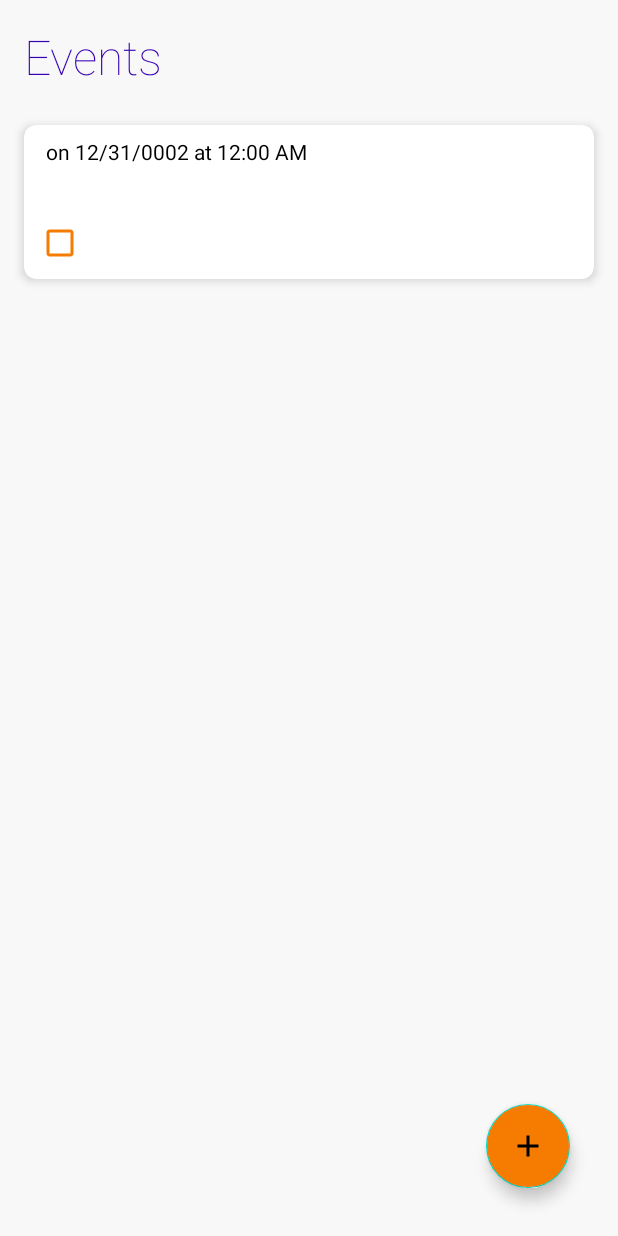
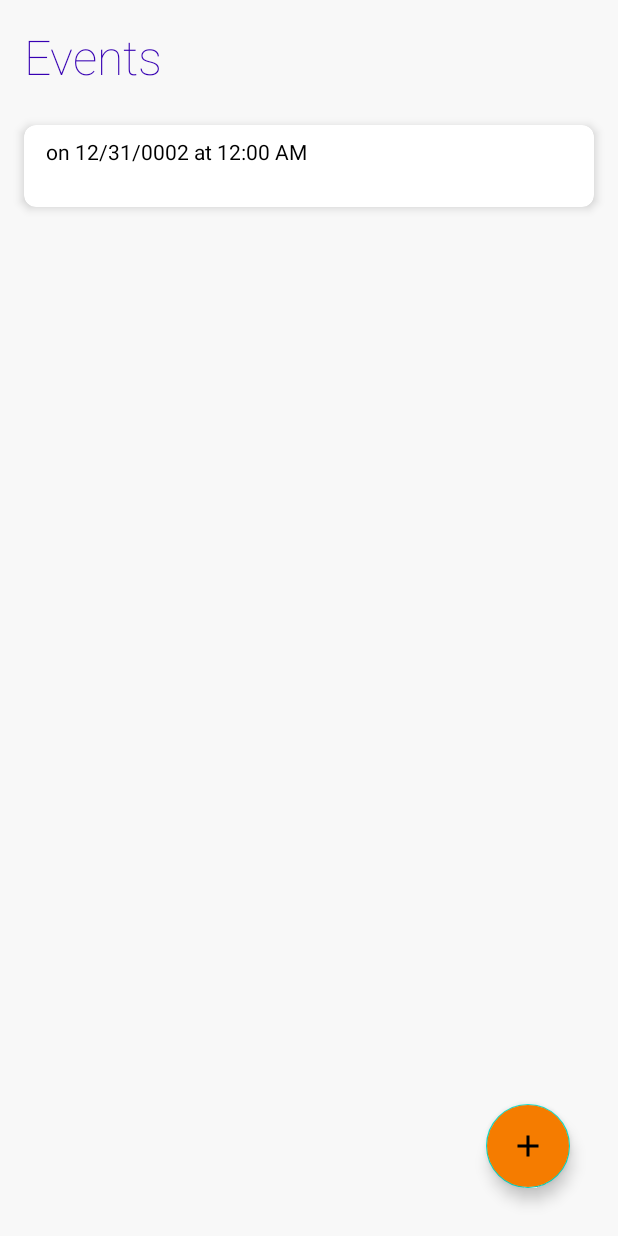
Before and after one commit to bclewi/dog-care-android, an Android app: the fragment NewEventDialog placed in its activity, after a tap on "Save", on a phone screen of 412 x 824 dp. Run offline under Robolectric (Android 15) with nearby library versions, the light colour scheme and no system bars.

Commit message:
remove unused checkbox functionality

```diff
--- a/app/src/main/java/com/example/dogcare/Adapter/EventAdapter.java
+++ b/app/src/main/java/com/example/dogcare/Adapter/EventAdapter.java
@@ -32,7 +32,6 @@ public class EventAdapter extends RecyclerView.Adapter<EventAdapter.EventViewHol
 
     public static class EventViewHolder extends RecyclerView.ViewHolder {
         TextView dogName, eventType, eventDateTextView, eventTimeTextView, eventNotes;
-        CheckBox checkBox;
 
         EventViewHolder(View view) {
             super(view);
@@ -41,7 +40,6 @@ public class EventAdapter extends RecyclerView.Adapter<EventAdapter.EventViewHol
             eventDateTextView = view.findViewById(R.id.eventDateTextView);
             eventTimeTextView = view.findViewById(R.id.eventTimeTextView);
             eventNotes = view.findViewById(R.id.eventNotesTextView);
-            checkBox = view.findViewById(R.id.eventCheckBox);
         }
     }
 
@@ -63,19 +61,7 @@ public class EventAdapter extends RecyclerView.Adapter<EventAdapter.EventViewHol
         viewHolder.eventDateTextView.setText(event.getDateText());
         viewHolder.eventTimeTextView.setText(event.getTimeText());
         viewHolder.eventNotes.setText(event.getNotes());
-        viewHolder.checkBox.setText(event.getType());
-        viewHolder.checkBox.setChecked(toBoolean(event.getStatus()));
-        viewHolder.checkBox.setOnCheckedChangeListener((buttonView, isChecked) -> {
-            if (isChecked) {
-                db.updateStatus(event.getId(), 1);
-            } else {
-                db.updateStatus(event.getId(), 0);
-            }
-        });
-    }
 
-    private boolean toBoolean(int n) {
-        return n != 0;
     }
 
     @Override
--- a/app/src/main/java/com/example/dogcare/Dialog/NewEventDialog.java
+++ b/app/src/main/java/com/example/dogcare/Dialog/NewEventDialog.java
@@ -254,7 +254,6 @@ public class NewEventDialog extends BottomSheetDialogFragment {
                 event.setType(eventTypeInput);
                 event.setDateTime(eventDateTime);
                 event.setNotes(eventNotesInput);
-                event.setStatus(0);
                 db.insertEvent(event);
             }
             dismiss();
--- a/app/src/main/java/com/example/dogcare/Model/EventModel.java
+++ b/app/src/main/java/com/example/dogcare/Model/EventModel.java
@@ -8,7 +8,7 @@ import java.util.TimeZone;
 import java.util.concurrent.TimeUnit;
 
 public class EventModel {
-    private int id, dogID, status;
+    private int id, dogID;
     private String dogName, type, notes;
     private long dateTime;
 
@@ -21,13 +21,6 @@ public class EventModel {
 
     public int getDogID() { return dogID; }
     public void setDogID(int dogID) { this.dogID = dogID; }
-
-    public int getStatus() {
-        return status;
-    }
-    public void setStatus(int status) {
-        this.status = status;
-    }
 
     public String getDogName() {
         return dogName;
--- a/app/src/main/java/com/example/dogcare/Utility/DatabaseHelper.java
+++ b/app/src/main/java/com/example/dogcare/Utility/DatabaseHelper.java
@@ -17,7 +17,7 @@ import java.util.List;
 
 public class DatabaseHelper extends SQLiteOpenHelper {
 
-    private static final int VERSION = 2;
+    private static final int VERSION = 3;
     private static final String NAME = "dogCareDatabase";
 
     private static final String EVENTS_TABLE = "events";
@@ -27,15 +27,13 @@ public class DatabaseHelper extends SQLiteOpenHelper {
     private static final String EVENT_TYPE = "type"; // Ex: Walk, Poop, Eat, ...
     private static final String EVENT_DATE_TIME = "date_time";
     private static final String EVENT_NOTES = "notes";
-    private static final String EVENT_STATUS = "status"; // From to-do list app (1 = done, 0 = not)
     private static final String CREATE_EVENT_TABLE = "CREATE TABLE " + EVENTS_TABLE + "("
             + EVENT_ID + " INTEGER PRIMARY KEY AUTOINCREMENT, "
             //TODO + DOG_ID_FK + " INTEGER, "
             + DOG_NAME + " TEXT, "
             + EVENT_TYPE + " TEXT, "
             + EVENT_DATE_TIME + " LONG, "
-            + EVENT_NOTES + " TEXT, "
-            + EVENT_STATUS + " INTEGER)";
+            + EVENT_NOTES + " TEXT)";
 
     private static final String DOGS_TABLE = "dogs";
     private static final String DOG_ID = "id";
@@ -97,7 +95,6 @@ public class DatabaseHelper extends SQLiteOpenHelper {
         cv.put(EVENT_TYPE, event.getType());
         cv.put(EVENT_DATE_TIME, event.getDateTime());
         cv.put(EVENT_NOTES, event.getNotes());
-        cv.put(EVENT_STATUS, 0);
         try {
             db.insert(EVENTS_TABLE, null, cv);
         } catch (Exception e) {
@@ -121,7 +118,6 @@ public class DatabaseHelper extends SQLiteOpenHelper {
                         event.setType(cursor.getString(cursor.getColumnIndex(EVENT_TYPE)));
                         event.setDateTime(cursor.getLong(cursor.getColumnIndex(EVENT_DATE_TIME)));
                         event.setNotes(cursor.getString(cursor.getColumnIndex(EVENT_NOTES)));
-                        event.setStatus(cursor.getInt(cursor.getColumnIndex(EVENT_STATUS)));
                         eventList.add(event);
                     }
                     while(cursor.moveToNext());
@@ -185,16 +181,6 @@ public class DatabaseHelper extends SQLiteOpenHelper {
     public void updateNotes(int id, String notes) {
         ContentValues cv = new ContentValues();
         cv.put(EVENT_NOTES, notes);
-        try {
-            db.update(EVENTS_TABLE, cv, EVENT_ID + "= ?", new String[] {String.valueOf(id)});
-        } catch (Exception e) {
-            e.printStackTrace();
-        }
-    }
-
-    public void updateStatus(int id, int status) {
-        ContentValues cv = new ContentValues();
-        cv.put(EVENT_STATUS, status);
         try {
             db.update(EVENTS_TABLE, cv, EVENT_ID + "= ?", new String[] {String.valueOf(id)});
         } catch (Exception e) {
--- a/app/src/main/res/layout/event.xml
+++ b/app/src/main/res/layout/event.xml
@@ -58,14 +58,6 @@
             android:text="Notes"
             android:textColor="@color/gray"/>
 
-        <CheckBox
-            android:id="@+id/eventCheckBox"
-            android:layout_width="wrap_content"
-            android:layout_height="wrap_content"
-            android:buttonTint="@color/orange_700"
-            android:paddingStart="8dp"
-            tools:text="Check me" />
-
     </LinearLayout>
 
 </androidx.cardview.widget.CardView>
```
